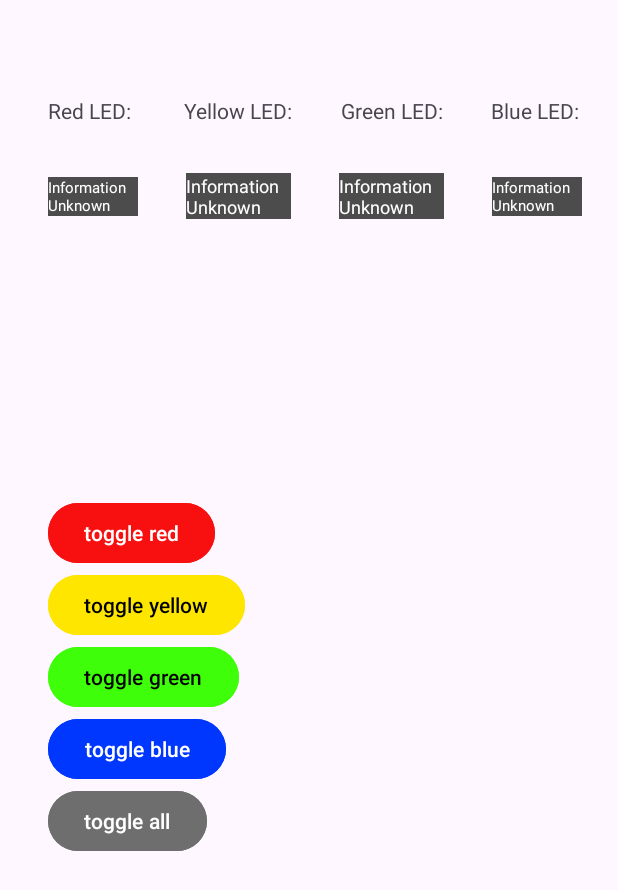
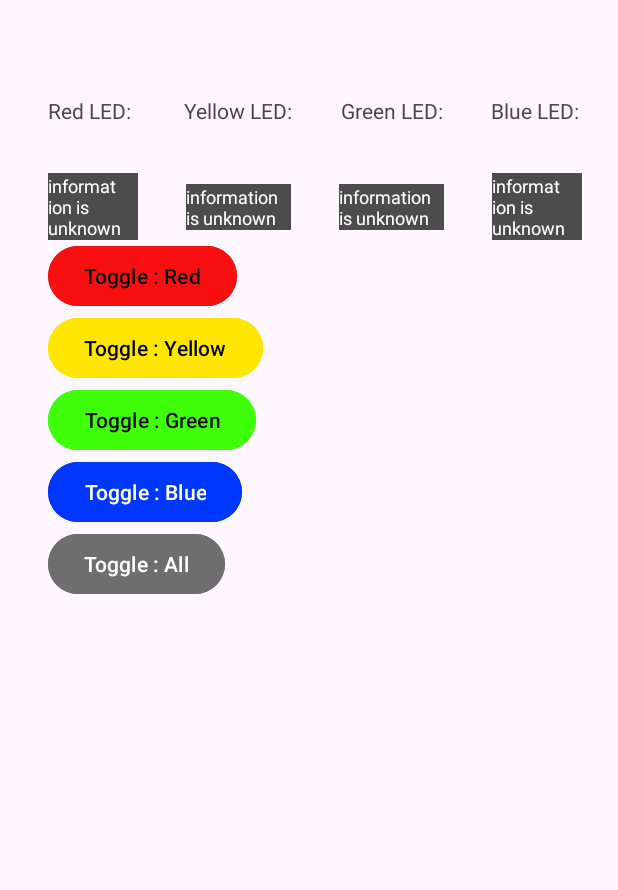
Before and after one commit to davidVeer/Android_Programming_ex, an Android app: the screen it shows after launch (MainActivity), on a phone screen of 412 x 824 dp. Shown: the top 890 px of the screen. Run offline under Robolectric (Android 15) with nearby library versions, the phone set to English and light mode, and no system bars; 11 statements that could not run were skipped.

Commit message:
removing all hardcoded text

```diff
--- a/app/src/main/res/layout/activity_main.xml
+++ b/app/src/main/res/layout/activity_main.xml
@@ -37,7 +37,7 @@
                             android:layout_width="wrap_content"
                             android:layout_height="wrap_content"
                             android:layout_marginStart="32dp"
-                            android:text="Red LED: "
+                            android:text="@string/redIndicator"
                             app:layout_constraintBottom_toBottomOf="parent"
                             app:layout_constraintStart_toStartOf="parent"
                             app:layout_constraintTop_toTopOf="parent" />
@@ -47,7 +47,7 @@
                             android:layout_width="wrap_content"
                             android:layout_height="wrap_content"
                             android:layout_marginStart="32dp"
-                            android:text="Yellow LED:"
+                            android:text="@string/yellowIndicator"
                             app:layout_constraintBottom_toBottomOf="parent"
                             app:layout_constraintStart_toEndOf="@+id/Red_Led_indicator"
                             app:layout_constraintTop_toTopOf="parent" />
@@ -57,7 +57,7 @@
                             android:layout_width="wrap_content"
                             android:layout_height="wrap_content"
                             android:layout_marginStart="32dp"
-                            android:text="Green LED:"
+                            android:text="@string/greenIndicator"
                             app:layout_constraintBottom_toBottomOf="parent"
                             app:layout_constraintStart_toEndOf="@+id/Yellow_Led_Indicator"
                             app:layout_constraintTop_toTopOf="parent" />
@@ -67,7 +67,7 @@
                             android:layout_width="wrap_content"
                             android:layout_height="wrap_content"
                             android:layout_marginStart="32dp"
-                            android:text="Blue LED: "
+                            android:text="@string/blueIndicator"
                             app:layout_constraintBottom_toBottomOf="parent"
                             app:layout_constraintStart_toEndOf="@+id/Green_Led_Indicator"
                             app:layout_constraintTop_toTopOf="parent" />
@@ -80,7 +80,6 @@
                         android:layout_height="wrap_content"
                         android:layout_marginTop="32dp"
                         android:layout_marginEnd="0dp"
-                        android:layout_marginRight="411dp"
                         app:layout_constraintEnd_toEndOf="parent"
                         app:layout_constraintStart_toStartOf="parent">
 
@@ -91,9 +90,9 @@
                             android:layout_marginStart="32dp"
                             android:background="#4C4C4C"
                             android:backgroundTint="#4C4C4C"
-                            android:text="Information Unknown"
+                            android:text="@string/unknownInformation"
                             android:textColor="#FFFFFF"
-                            android:textSize="10sp"
+                            android:textSize="12sp"
                             app:layout_constraintBottom_toBottomOf="parent"
                             app:layout_constraintStart_toStartOf="parent"
                             app:layout_constraintTop_toTopOf="parent" />
@@ -105,7 +104,7 @@
                             android:layout_marginStart="32dp"
                             android:background="#4C4C4C"
                             android:backgroundTint="#4C4C4C"
-                            android:text="Information Unknown"
+                            android:text="@string/unknownInformation"
                             android:textColor="#FFFFFF"
                             android:textSize="12sp"
                             app:layout_constraintBottom_toBottomOf="parent"
@@ -119,7 +118,7 @@
                             android:layout_marginStart="32dp"
                             android:background="#4C4C4C"
                             android:backgroundTint="#4C4C4C"
-                            android:text="Information Unknown"
+                            android:text="@string/unknownInformation"
                             android:textColor="#FFFFFF"
                             android:textSize="12sp"
                             app:layout_constraintBottom_toBottomOf="parent"
@@ -133,9 +132,9 @@
                             android:layout_marginStart="32dp"
                             android:background="#4C4C4C"
                             android:backgroundTint="#4C4C4C"
-                            android:text="Information Unknown"
+                            android:text="@string/unknownInformation"
                             android:textColor="#FFFFFF"
-                            android:textSize="10sp"
+                            android:textSize="12sp"
                             app:layout_constraintBottom_toBottomOf="parent"
                             app:layout_constraintStart_toEndOf="@+id/greenLedInformation"
                             app:layout_constraintTop_toTopOf="parent" />
@@ -147,7 +146,7 @@
             <androidx.constraintlayout.widget.ConstraintLayout
                 android:id="@+id/buttonConstraints"
                 android:layout_width="match_parent"
-                android:layout_height="441dp"
+                android:layout_height="wrap_content"
                 android:layout_marginBottom="32dp">
 
                 <Button
@@ -157,7 +156,7 @@
                     android:layout_marginStart="32dp"
                     android:layout_marginBottom="16dp"
                     android:backgroundTint="#6E6E6E"
-                    android:text="toggle all"
+                    android:text="@string/toggleAll"
                     app:layout_constraintBottom_toBottomOf="parent"
                     app:layout_constraintStart_toStartOf="parent" />
 
@@ -167,7 +166,8 @@
                     android:layout_height="wrap_content"
                     android:layout_marginStart="32dp"
                     android:backgroundTint="#F81010"
-                    android:text="toggle red"
+                    android:text="@string/toggleRed"
+                    android:textColor="#000000"
                     app:layout_constraintBottom_toTopOf="@+id/yellowLedButton"
                     app:layout_constraintStart_toStartOf="parent" />
 
@@ -177,7 +177,7 @@
                     android:layout_height="wrap_content"
                     android:layout_marginStart="32dp"
                     android:backgroundTint="#FFE600"
-                    android:text="toggle yellow"
+                    android:text="@string/toggleYellow"
                     android:textColor="#000000"
                     app:layout_constraintBottom_toTopOf="@+id/greenLedButton"
                     app:layout_constraintStart_toStartOf="parent" />
@@ -188,7 +188,7 @@
                     android:layout_height="wrap_content"
                     android:layout_marginStart="32dp"
                     android:backgroundTint="#3EFF09"
-                    android:text="toggle green"
+                    android:text="@string/toggleGreen"
                     android:textColor="#000000"
                     app:layout_constraintBottom_toTopOf="@+id/blueLedButton"
                     app:layout_constraintStart_toStartOf="parent" />
@@ -199,7 +199,7 @@
                     android:layout_height="wrap_content"
                     android:layout_marginStart="32dp"
                     android:backgroundTint="#0037FF"
-                    android:text="toggle blue"
+                    android:text="@string/toggleBlue"
                     app:layout_constraintBottom_toTopOf="@+id/allLedButton"
                     app:layout_constraintStart_toStartOf="parent" />
 
--- a/app/src/main/res/values/strings.xml
+++ b/app/src/main/res/values/strings.xml
@@ -2,10 +2,19 @@
     <string name="app_name">Android programming</string>
     <!-- TODO: Remove or change this placeholder text -->
     <string name="hello_blank_fragment">Hello blank fragment</string>
-    <string name="redInformation"/>
-    <string name="yellowInformation" />
-    <string name="greenInformation" />
-    <string name="blueInformation" />
     <string name="off">off</string>
     <string name="on">on</string>
+
+
+    <string name="redIndicator">"Red LED: "</string>
+    <string name="yellowIndicator">Yellow LED:</string>
+    <string name="greenIndicator">Green LED:</string>
+    <string name="blueIndicator">"Blue LED: "</string>
+    <string name="unknownInformation">information is unknown</string>
+
+    <string name="toggleAll">Toggle : All</string>
+    <string name="toggleRed">Toggle : Red</string>
+    <string name="toggleYellow">Toggle : Yellow</string>
+    <string name="toggleGreen">Toggle : Green</string>
+    <string name="toggleBlue">Toggle : Blue</string>
 </resources>
```
